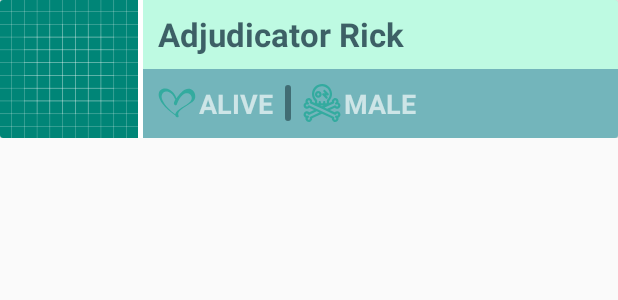
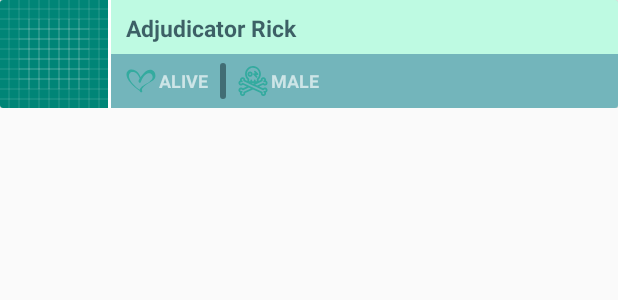
Before and after one commit to MaksymilianWojcik/RickAndMortyCharacters, an Android app: the layout character_list_item_redesign.xml on its own in the app's theme, with its tools: preview values and no code run, on a phone screen of 412 x 824 dp. Shown: the top 300 px of the screen. Run offline under Robolectric (Android 15) with nearby library versions, the phone set to English and light mode, and no system bars.

Commit message:
Supporting different screens, added translations for PL, DE

```diff
--- a/app/src/main/res/layout/character_list_item_redesign.xml
+++ b/app/src/main/res/layout/character_list_item_redesign.xml
@@ -17,8 +17,8 @@
 
             <androidx.appcompat.widget.AppCompatImageView
                 android:id="@+id/character_image_rd"
-                android:layout_width="92dp"
-                android:layout_height="92dp"
+                android:layout_width="@dimen/character_details_image_width"
+                android:layout_height="@dimen/character_details_image_height"
                 android:scaleType="centerCrop"
                 app:srcCompat="@drawable/ic_launcher_background"/>
 
@@ -26,16 +26,18 @@
             <LinearLayout
                 android:alpha="0.80"
                 android:layout_width="match_parent"
-                android:layout_height="92dp"
-                android:layout_marginLeft="3dp"
+                android:layout_height="match_parent"
+                android:layout_marginLeft="2dp"
                 android:orientation="vertical">
 
                 <LinearLayout
                     android:background="#5200EC8D"
                     android:layout_width="match_parent"
-                    android:layout_height="46dp">
+                    android:layout_height="match_parent"
+                    android:layout_weight="5">
 
                     <TextView
+                        android:gravity="center_vertical"
                         android:id="@+id/character_name_rd"
                         android:layout_width="match_parent"
                         android:layout_height="match_parent"
@@ -47,7 +49,7 @@
                         android:text="Adjudicator Rick"
                         android:ellipsize="end"
                         android:textColor="#0D3940"
-                        android:textSize="22sp"
+                        android:textSize="@dimen/character_details_name_text_size"
                         android:textStyle="bold" />
 
                 </LinearLayout>
@@ -55,14 +57,15 @@
                 <LinearLayout
                     android:background="#B0007983"
                     android:layout_width="match_parent"
-                    android:layout_height="46dp"
+                    android:layout_height="match_parent"
+                    android:layout_weight="5"
                     android:gravity="center_vertical">
 
                     <androidx.appcompat.widget.AppCompatImageView
                         android:id="@+id/character_status_image_rd"
-                        android:layout_width="25dp"
+                        android:layout_width="@dimen/character_details_status_image_width"
                         app:srcCompat="@drawable/ic_alive"
-                        android:layout_height="25dp"
+                        android:layout_height="@dimen/character_details_status_image_height"
                         android:layout_marginLeft="10dp"/>
 
                     <TextView
@@ -72,20 +75,20 @@
                         android:layout_marginLeft="2dp"
                         android:text="ALIVE"
                         android:textColor="#A3FFFFFF"
-                        android:textSize="18sp"
+                        android:textSize="@dimen/character_details_status_text_size"
                         android:textStyle="bold" />
 
                     <androidx.appcompat.widget.AppCompatImageView
-                        android:layout_width="4dp"
-                        android:layout_height="24dp"
+                        android:layout_width="@dimen/character_details_spacing_pipe_width"
+                        android:layout_height="@dimen/character_details_spacing_pipe_height"
                         app:srcCompat="@drawable/rectangle"
                         android:layout_marginLeft="8dp"
                         android:layout_marginRight="8dp"/>
 
                     <androidx.appcompat.widget.AppCompatImageView
                         android:id="@+id/character_gender_image_rd"
-                        android:layout_width="25dp"
-                        android:layout_height="25dp"
+                        android:layout_width="@dimen/character_details_gender_image_width"
+                        android:layout_height="@dimen/character_details_gender_image_height"
                         android:src="@drawable/ic_crossbone"/>
 
                     <TextView
@@ -95,7 +98,7 @@
                         android:layout_marginLeft="2dp"
                         android:text="MALE"
                         android:textColor="#A3FFFFFF"
-                        android:textSize="18sp"
+                        android:textSize="@dimen/character_details_gender_text_size"
                         android:textStyle="bold" />
                 </LinearLayout>
 
--- /dev/null
+++ b/app/src/main/res/values-sw320dp/dimens.xml
@@ -0,0 +1,14 @@
+<?xml version="1.0" encoding="utf-8"?>
+<resources>
+    <dimen name="character_details_image_width">72dp</dimen>
+    <dimen name="character_details_image_height">72dp</dimen>
+    <dimen name="character_details_name_text_size">15sp</dimen>
+    <dimen name="character_details_status_text_size">12sp</dimen>
+    <dimen name="character_details_gender_text_size">12sp</dimen>
+    <dimen name="character_details_status_image_height">20dp</dimen>
+    <dimen name="character_details_status_image_width">20dp</dimen>
+    <dimen name="character_details_gender_image_width">20dp</dimen>
+    <dimen name="character_details_gender_image_height">20dp</dimen>
+    <dimen name="character_details_spacing_pipe_height">24dp</dimen>
+    <dimen name="character_details_spacing_pipe_width">4dp</dimen>
+</resources>
--- /dev/null
+++ b/app/src/main/res/values-sw480dp/dimens.xml
@@ -0,0 +1,14 @@
+<?xml version="1.0" encoding="utf-8"?>
+<resources>
+    <dimen name="character_details_image_width">92dp</dimen>
+    <dimen name="character_details_image_height">92dp</dimen>
+    <dimen name="character_details_name_text_size">22sp</dimen>
+    <dimen name="character_details_status_text_size">18sp</dimen>
+    <dimen name="character_details_gender_text_size">18sp</dimen>
+    <dimen name="character_details_status_image_height">25dp</dimen>
+    <dimen name="character_details_status_image_width">25dp</dimen>
+    <dimen name="character_details_gender_image_width">25dp</dimen>
+    <dimen name="character_details_gender_image_height">25dp</dimen>
+    <dimen name="character_details_spacing_pipe_height">24dp</dimen>
+    <dimen name="character_details_spacing_pipe_width">4dp</dimen>
+</resources>
--- /dev/null
+++ b/app/src/main/res/values-sw600dp/dimens.xml
@@ -0,0 +1,14 @@
+<?xml version="1.0" encoding="utf-8"?>
+<resources>
+    <dimen name="character_details_image_width">142dp</dimen>
+    <dimen name="character_details_image_height">142dp</dimen>
+    <dimen name="character_details_name_text_size">28sp</dimen>
+    <dimen name="character_details_status_text_size">24sp</dimen>
+    <dimen name="character_details_gender_text_size">24sp</dimen>
+    <dimen name="character_details_status_image_height">40dp</dimen>
+    <dimen name="character_details_status_image_width">40dp</dimen>
+    <dimen name="character_details_gender_image_width">40dp</dimen>
+    <dimen name="character_details_gender_image_height">40dp</dimen>
+    <dimen name="character_details_spacing_pipe_height">38dp</dimen>
+    <dimen name="character_details_spacing_pipe_width">6dp</dimen>
+</resources>
--- /dev/null
+++ b/app/src/main/res/values-sw720dp/dimens.xml
@@ -0,0 +1,14 @@
+<?xml version="1.0" encoding="utf-8"?>
+<resources>
+    <dimen name="character_details_image_width">182dp</dimen>
+    <dimen name="character_details_image_height">182dp</dimen>
+    <dimen name="character_details_name_text_size">40sp</dimen>
+    <dimen name="character_details_status_text_size">36sp</dimen>
+    <dimen name="character_details_gender_text_size">36sp</dimen>
+    <dimen name="character_details_status_image_height">50dp</dimen>
+    <dimen name="character_details_status_image_width">50dp</dimen>
+    <dimen name="character_details_gender_image_width">50dp</dimen>
+    <dimen name="character_details_gender_image_height">50dp</dimen>
+    <dimen name="character_details_spacing_pipe_height">48dp</dimen>
+    <dimen name="character_details_spacing_pipe_width">8dp</dimen>
+</resources>
--- /dev/null
+++ b/app/src/main/res/values/dimens.xml
@@ -0,0 +1,14 @@
+<?xml version="1.0" encoding="utf-8"?>
+<resources>
+    <dimen name="character_details_image_width">92dp</dimen>
+    <dimen name="character_details_image_height">92dp</dimen>
+    <dimen name="character_details_name_text_size">22sp</dimen>
+    <dimen name="character_details_status_text_size">18sp</dimen>
+    <dimen name="character_details_gender_text_size">18sp</dimen>
+    <dimen name="character_details_status_image_height">25dp</dimen>
+    <dimen name="character_details_status_image_width">25dp</dimen>
+    <dimen name="character_details_gender_image_width">25dp</dimen>
+    <dimen name="character_details_gender_image_height">25dp</dimen>
+    <dimen name="character_details_spacing_pipe_height">24dp</dimen>
+    <dimen name="character_details_spacing_pipe_width">4dp</dimen>
+</resources>
```
Also changed, not shown: app/src/main/res/layout/activity_character_details.xml (+47 -80 lines), app/src/main/res/layout/character_list_item.xml (deleted, +0 -74 lines), app/src/main/res/values/strings.xml (+12 -4 lines), 2 other files.
